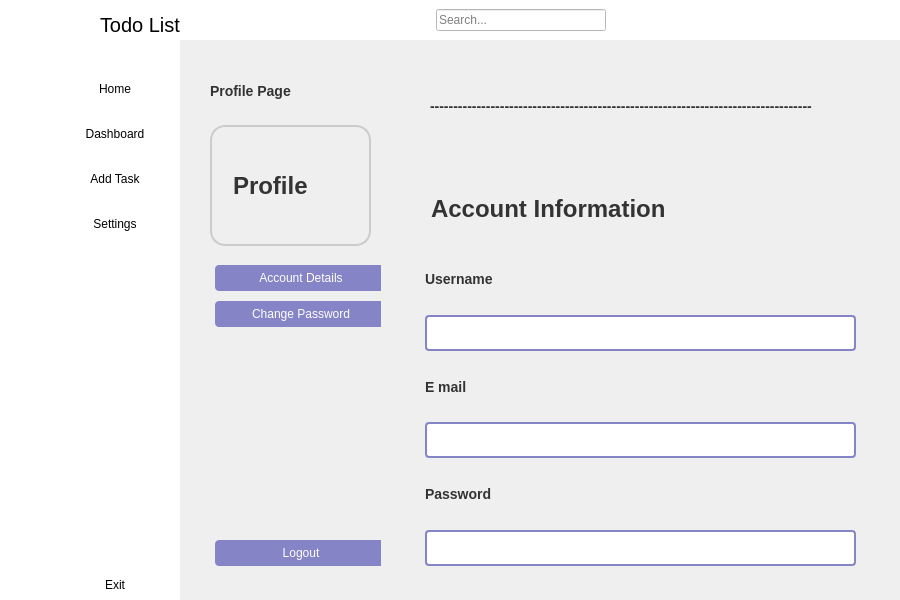
Qt form sidebar.ui (SafiyeNurOnder/todo_list) before a commit.
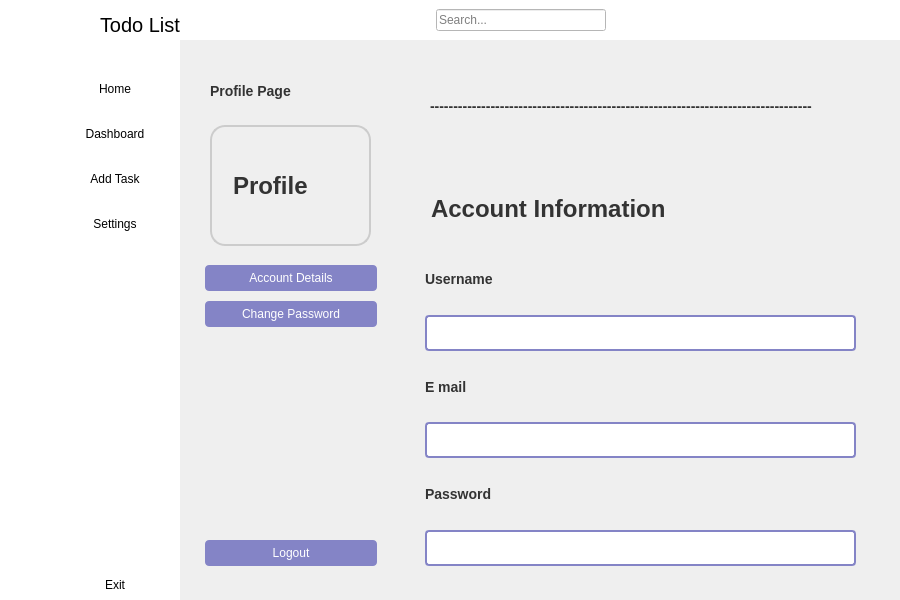
The same form after that commit. Icons and pictures are not drawn.

```diff
--- a/sidebar.ui
+++ b/sidebar.ui
@@ -1460,10 +1460,10 @@
              <string>Profile Page</string>
             </property>
            </widget>
-           <widget class="QWidget" name="">
+           <widget class="QWidget" name="layoutWidget">
             <property name="geometry">
              <rect>
-              <x>10</x>
+              <x>0</x>
               <y>200</y>
               <width>182</width>
               <height>311</height>
@@ -1549,7 +1549,7 @@
             <string>----------------------------------------------------------------------------------</string>
            </property>
           </widget>
-          <widget class="QWidget" name="">
+          <widget class="QWidget" name="layoutWidget">
            <property name="geometry">
             <rect>
              <x>240</x>
```
Left out of the diff: 5 changed lines with no effect on the pictures.
